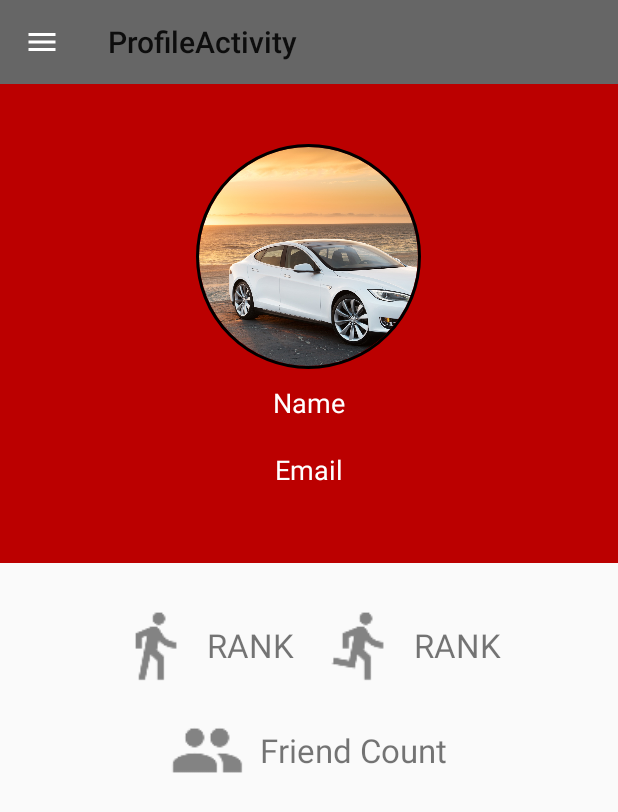
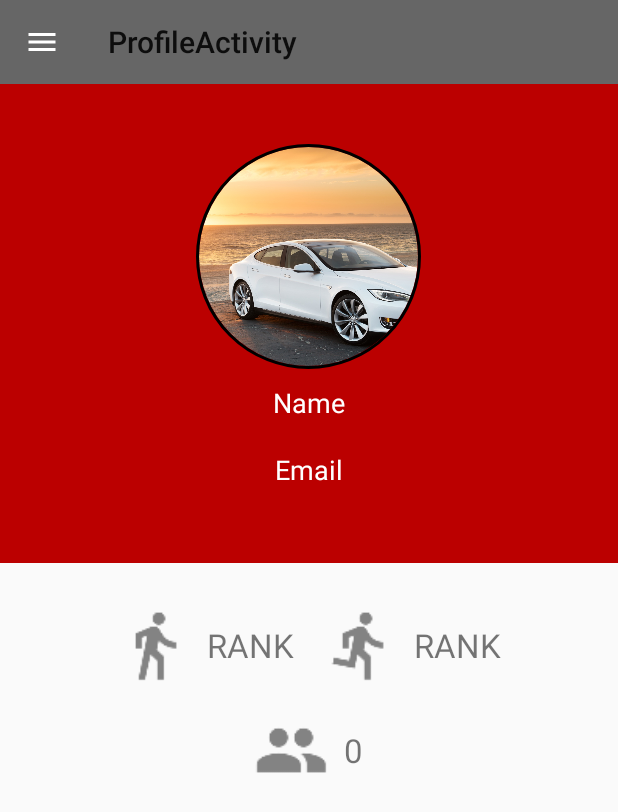
Before and after one commit to SnackKing/FitnessTracker, an Android app: the ProfileActivity screen opened directly, with no data from a screen before it, on a phone screen of 412 x 824 dp. Shown: the top 812 px of the screen. Run offline under Robolectric (Android 15) with nearby library versions, the phone set to English and light mode, and no system bars; our stand-ins replace CircleImageView, Firebase (no records; nobody signed in at launch, a user with empty details on screens opened directly); 4 statements that could not run were skipped.

Commit message:
Profile page now pulls data from firebase

```diff
--- a/app/build.gradle
+++ b/app/build.gradle
@@ -32,6 +32,7 @@ dependencies {
     implementation 'com.android.support:appcompat-v7:27.0.2'
     implementation 'com.android.support:design:27.0.2'
     compile 'de.hdodenhof:circleimageview:2.2.0'
+    implementation 'com.google.android.gms:play-services-fitness:11.8.0'
 
     testImplementation 'junit:junit:4.12'
     androidTestImplementation 'com.android.support.test:runner:1.0.1'
--- a/app/src/main/java/com/harshil/zach/fitnesstracker/ProfileActivity.java
+++ b/app/src/main/java/com/harshil/zach/fitnesstracker/ProfileActivity.java
@@ -9,12 +9,32 @@ import android.support.v4.widget.DrawerLayout;
 import android.support.v7.app.ActionBar;
 import android.support.v7.app.AppCompatActivity;
 import android.support.v7.widget.Toolbar;
+import android.util.Log;
 import android.view.MenuItem;
 import android.view.View;
+import android.widget.TextView;
+
+import com.google.firebase.auth.FirebaseAuth;
+import com.google.firebase.auth.FirebaseUser;
+import com.google.firebase.database.DataSnapshot;
+import com.google.firebase.database.DatabaseError;
+import com.google.firebase.database.DatabaseReference;
+import com.google.firebase.database.FirebaseDatabase;
+import com.google.firebase.database.ValueEventListener;
 
 public class ProfileActivity extends AppCompatActivity {
 
     private DrawerLayout mDrawerLayout;
+    private DatabaseReference mDatabase;
+    TextView name;
+    TextView email;
+    TextView rank;
+    TextView runRank;
+    TextView numFriends;
+    private FirebaseAuth firebaseAuth;
+
+
+
 
 
     @Override
@@ -26,7 +46,14 @@ public class ProfileActivity extends AppCompatActivity {
         ActionBar actionbar = getSupportActionBar();
         actionbar.setDisplayHomeAsUpEnabled(true);
         actionbar.setHomeAsUpIndicator(R.drawable.ic_menu);
-
+        firebaseAuth = FirebaseAuth.getInstance();
+        FirebaseUser user = firebaseAuth.getCurrentUser();
+        mDatabase = FirebaseDatabase.getInstance().getReference().child("Users").child(user.getUid());
+        name = findViewById(R.id.name);
+        email = findViewById(R.id.email);
+        rank = findViewById(R.id.rank);
+        runRank = findViewById(R.id.runRank);
+        numFriends = findViewById(R.id.numFriends);
         NavigationView navigationView = findViewById(R.id.nav_view);
         navigationView.setNavigationItemSelectedListener(
                 new NavigationView.OnNavigationItemSelectedListener() {
@@ -58,6 +85,32 @@ public class ProfileActivity extends AppCompatActivity {
                         return true;
                     }
                 });
+
+        mDatabase.addValueEventListener(new ValueEventListener() {
+            @Override
+            public void onDataChange(DataSnapshot snapshot) {
+                System.out.println(snapshot);
+                User user = snapshot.getValue(User.class);
+                name.setText(user.getName());
+                email.setText(user.email);
+                rank.setText(Integer.toString(user.getRank()));
+                runRank.setText(Integer.toString(user.getRunRank()));
+                DataSnapshot friends = snapshot.child("friends");
+                int friendCount = 0;
+                for(DataSnapshot current: friends.getChildren()){
+                    friendCount++;
+                }
+                numFriends.setText(Integer.toString(friendCount));
+
+
+
+            }
+
+            @Override
+            public void onCancelled(DatabaseError databaseError) {
+                System.out.println("Here");
+            }
+        });
     }
 
 }
--- a/app/src/main/java/com/harshil/zach/fitnesstracker/User.java
+++ b/app/src/main/java/com/harshil/zach/fitnesstracker/User.java
@@ -9,6 +9,7 @@ public class User {
     public String name;
     public int rank;
     public  int xp;
+    public int runRank;
 
     public User() {
         // Default constructor required for calls to DataSnapshot.getValue(User.class)
@@ -19,6 +20,7 @@ public class User {
         this.name = name;
         this.rank = 1;
         this.xp = 0;
+        this.runRank = 1;
     }
     public String getName(){
         return this.name;
@@ -29,6 +31,10 @@ public class User {
     public int getRank(){
         return this.rank;
     }
+    public int getRunRank(){
+        return this.runRank;
+    }
+
     public int xp(){
         return this.xp;
     }
```
Also changed, not shown: app/src/main/AndroidManifest.xml (+8 -8 lines).
